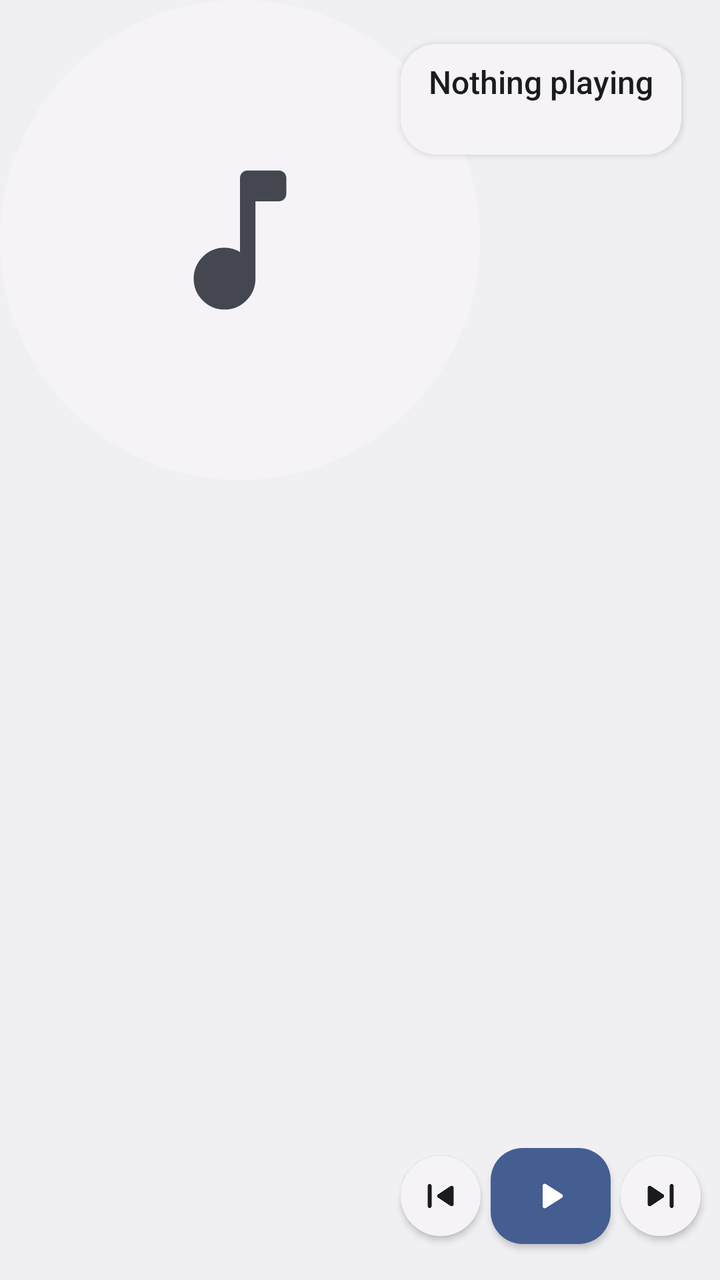
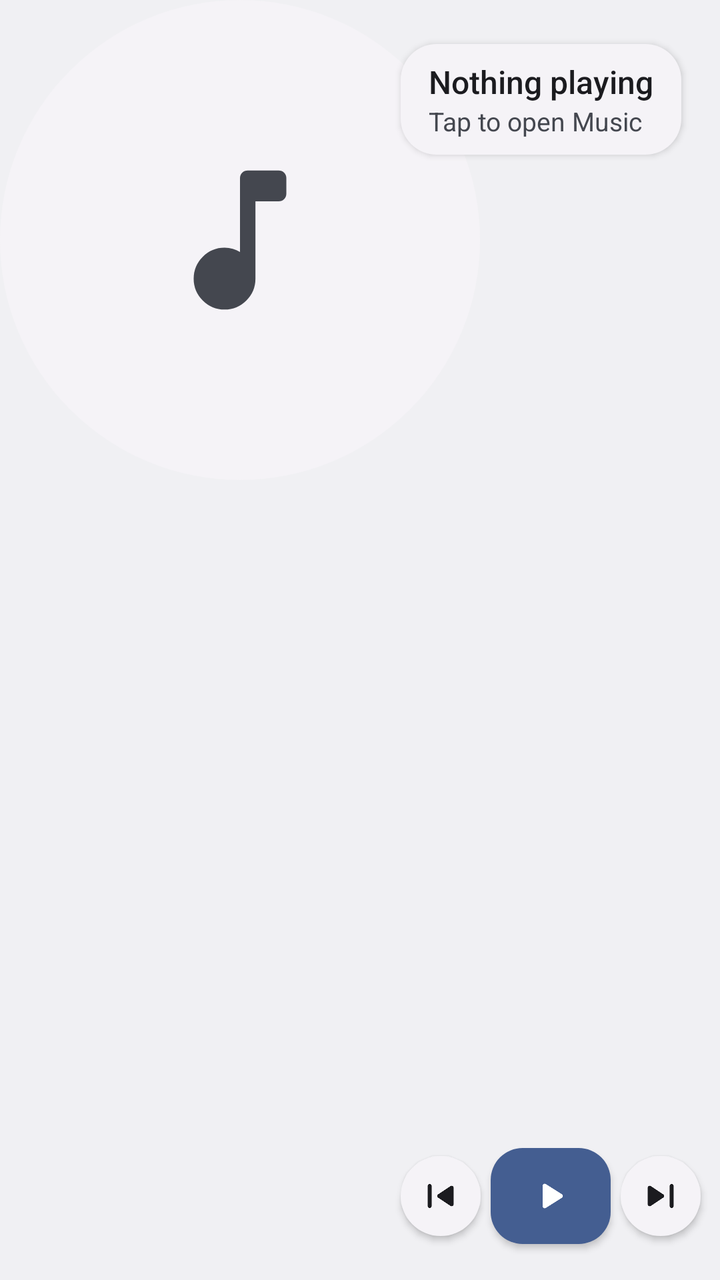

Two renders of the same Android screen: before a commit and after it. Below are the layout's source before the change and the commit's diff.
<!-- AndroidManifest.xml: application theme Theme.Music -->
<!-- res/layout/widget_now_playing_wide.xml -->
<?xml version="1.0" encoding="utf-8"?>
<FrameLayout xmlns:android="http://schemas.android.com/apk/res/android"
    xmlns:tools="http://schemas.android.com/tools"
    android:id="@android:id/background"
    android:layout_width="match_parent"
    android:layout_height="match_parent"
    android:clipToOutline="true">

    <RelativeLayout
        android:id="@+id/widget_root"
        android:layout_width="match_parent"
        android:layout_height="match_parent"
        tools:ignore="UselessParent"
        android:clipChildren="false"
        android:clipToPadding="false">

        
        <ImageView
            android:id="@+id/widget_cover"
            android:layout_width="wrap_content"
            android:layout_height="match_parent"
            android:layout_alignParentStart="true"
            android:adjustViewBounds="true"
            android:importantForAccessibility="no"
            android:maxWidth="240dp"
            android:scaleType="fitStart"
            android:src="@drawable/widget_circle_note" />

        <LinearLayout
            android:id="@+id/widget_label"
            android:layout_width="wrap_content"
            android:layout_height="wrap_content"
            android:layout_alignParentTop="true"
            android:layout_marginStart="-40dp"
            android:layout_marginTop="22dp"
            android:layout_marginEnd="3dp"
            android:layout_toEndOf="@id/widget_cover"
            android:background="@drawable/widget_label"
            android:elevation="2dp"
            android:orientation="vertical"
            android:paddingStart="14dp"
            android:paddingTop="8dp"
            android:paddingEnd="14dp"
            android:paddingBottom="8dp">

            <TextView
                android:id="@+id/widget_title"
                android:layout_width="wrap_content"
                android:layout_height="wrap_content"
                android:text="@string/label_widget_nothing_playing"
                android:textSize="16sp"
                android:ellipsize="end"
                android:fontFamily="sans-serif-medium"
                android:maxLines="1"
                android:textColor="@color/widget_on_surface" />

            <TextView
                android:id="@+id/widget_text"
                android:layout_width="wrap_content"
                android:layout_height="wrap_content"
                android:textSize="13sp"
                android:ellipsize="end"
                android:maxLines="1"
                android:textColor="@color/widget_on_surface_variant" />
        </LinearLayout>

        <LinearLayout
            android:id="@+id/widget_buttons"
            android:layout_width="wrap_content"
            android:layout_height="wrap_content"
            android:layout_alignStart="@id/widget_label"
            android:layout_alignParentBottom="true"
            android:layout_marginBottom="18dp"
            android:clipChildren="false"
            android:gravity="center_vertical"
            android:orientation="horizontal">

                <ImageView
                    android:id="@+id/widget_previous"
                    android:layout_width="40dp"
                    android:layout_height="40dp"
                    android:background="@drawable/widget_button_surface_circle"
                    android:contentDescription="@string/content_description_previous"
                    android:elevation="2dp"
                    android:padding="8dp"
                    android:src="@drawable/ic_skip_previous"
                    android:tint="@color/widget_on_surface" />

                <ImageView
                    android:id="@+id/widget_play"
                    android:layout_width="60dp"
                    android:layout_height="48dp"
                    android:layout_marginStart="5dp"
                    android:layout_marginEnd="5dp"
                    android:background="@drawable/widget_button_primary_rounded"
                    android:contentDescription="@string/content_description_play"
                    android:elevation="2dp"
                    android:padding="12dp"
                    android:src="@drawable/ic_play_arrow"
                    android:tint="@color/widget_on_primary" />

                <ImageView
                    android:id="@+id/widget_next"
                    android:layout_width="40dp"
                    android:layout_height="40dp"
                    android:background="@drawable/widget_button_surface_circle"
                    android:contentDescription="@string/content_description_next"
                    android:elevation="2dp"
                    android:padding="8dp"
                    android:src="@drawable/ic_skip_next"
                    android:tint="@color/widget_on_surface" />
        </LinearLayout>
    </RelativeLayout>
</FrameLayout>
<!-- resources referenced by this layout -->
<resources>
  <color name="widget_on_primary">@android:color/system_on_primary_light</color>
  <color name="widget_on_surface">@android:color/system_on_surface_light</color>
  <color name="widget_on_surface_variant">@android:color/system_on_surface_variant_light</color>
  <!-- drawable ic_play_arrow (drawable) -->
  <vector xmlns:android="http://schemas.android.com/apk/res/android"
      android:width="24dp"
      android:height="24dp"
      android:viewportWidth="960"
      android:viewportHeight="960">
    <path
        android:fillColor="@android:color/white"
        android:pathData="M320,687L320,273Q320,256 332,244.5Q344,233 360,233Q365,233 370.5,234.5Q376,236 381,239L707,446Q716,452 720.5,461Q725,470 725,480Q725,490 720.5,499Q716,508 707,514L381,721Q376,724 370.5,725.5Q365,727 360,727Q344,727 332,715.5Q320,704 320,687Z"/>
  </vector>
  <!-- drawable widget_button_primary_rounded (drawable) -->
  <?xml version="1.0" encoding="utf-8"?>
  <ripple xmlns:android="http://schemas.android.com/apk/res/android" android:color="?android:attr/colorControlHighlight">
      <item>
          <shape android:shape="rectangle">
              <corners android:radius="16dp" />
              <solid android:color="@color/widget_primary" />
          </shape>
      </item>
  </ripple>
  <!-- drawable widget_button_surface_circle (drawable) -->
  <?xml version="1.0" encoding="utf-8"?>
  <ripple xmlns:android="http://schemas.android.com/apk/res/android" android:color="?android:attr/colorControlHighlight">
      <item>
          <shape android:shape="oval">
              <solid android:color="@color/widget_surface" />
          </shape>
      </item>
  </ripple>
  <!-- drawable widget_circle_note (drawable) -->
  <?xml version="1.0" encoding="utf-8"?>
  <layer-list xmlns:android="http://schemas.android.com/apk/res/android">
      <item>
          <shape android:shape="oval">
              <solid android:color="@color/widget_placeholder" />
          </shape>
      </item>
      <item>
          <inset android:drawable="@drawable/widget_ic_music_note" android:inset="31%" />
      </item>
  </layer-list>
  <!-- drawable widget_label (drawable) -->
  <?xml version="1.0" encoding="utf-8"?>
  <shape xmlns:android="http://schemas.android.com/apk/res/android" android:shape="rectangle">
      <corners android:radius="18dp" />
      <solid android:color="@color/widget_surface" />
  </shape>
  <string name="content_description_next">Next track</string>
  <string name="content_description_play">Play</string>
  <string name="content_description_previous">Previous track</string>
  <string name="label_widget_nothing_playing">Nothing playing</string>
  <style name="Theme.Music" parent="@android:style/Theme.DeviceDefault.DayNight">
          <item name="android:windowActionBar">false</item>
          <item name="android:windowNoTitle">true</item>
      </style>
  <color name="widget_primary">@android:color/system_primary_light</color>
  <color name="widget_surface">@android:color/system_surface_container_low_light</color>
  <color name="widget_placeholder">@android:color/system_surface_container_low_light</color>
  <!-- drawable widget_ic_music_note (drawable) -->
  <vector xmlns:android="http://schemas.android.com/apk/res/android"
      android:width="24dp"
      android:height="24dp"
      android:viewportWidth="960"
      android:viewportHeight="960">
    <path
        android:fillColor="@color/widget_on_surface_variant"
        android:pathData="M400,840Q334,840 287,793Q240,746 240,680Q240,614 287,567Q334,520 400,520Q423,520 442.5,525.5Q462,531 480,542L480,160Q480,143 491.5,131.5Q503,120 520,120L680,120Q697,120 708.5,131.5Q720,143 720,160L720,240Q720,257 708.5,268.5Q697,280 680,280L560,280L560,680Q560,746 513,793Q466,840 400,840Z"/>
  </vector>
  <!-- unchanged entries left out for length: 2 -->
</resources>

<!-- the commit's change to res/layout/widget_now_playing_wide.xml (unified diff, before → after) -->
@@ -58,6 +58,7 @@
                 android:id="@+id/widget_text"
                 android:layout_width="wrap_content"
                 android:layout_height="wrap_content"
+                android:text="@string/desc_widget_tap_to_open"
                 android:textSize="13sp"
                 android:ellipsize="end"
                 android:maxLines="1"
<!-- resource entries referenced after the edit -->
@@ -53,6 +53,7 @@
   <string name="content_description_next">Next track</string>
   <string name="content_description_play">Play</string>
   <string name="content_description_previous">Previous track</string>
+  <string name="desc_widget_tap_to_open">Tap to open Music</string>
   <string name="label_widget_nothing_playing">Nothing playing</string>
   <style name="Theme.Music" parent="@android:style/Theme.DeviceDefault.DayNight">
           <item name="android:windowActionBar">false</item>
